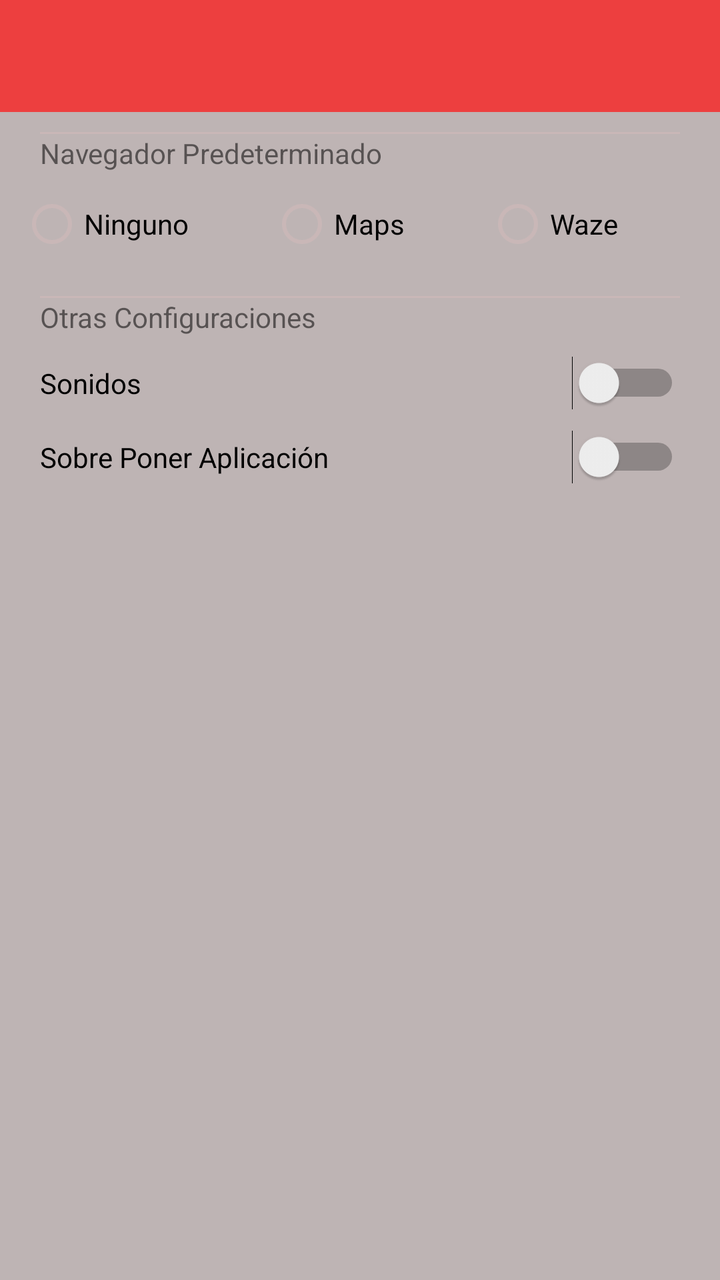
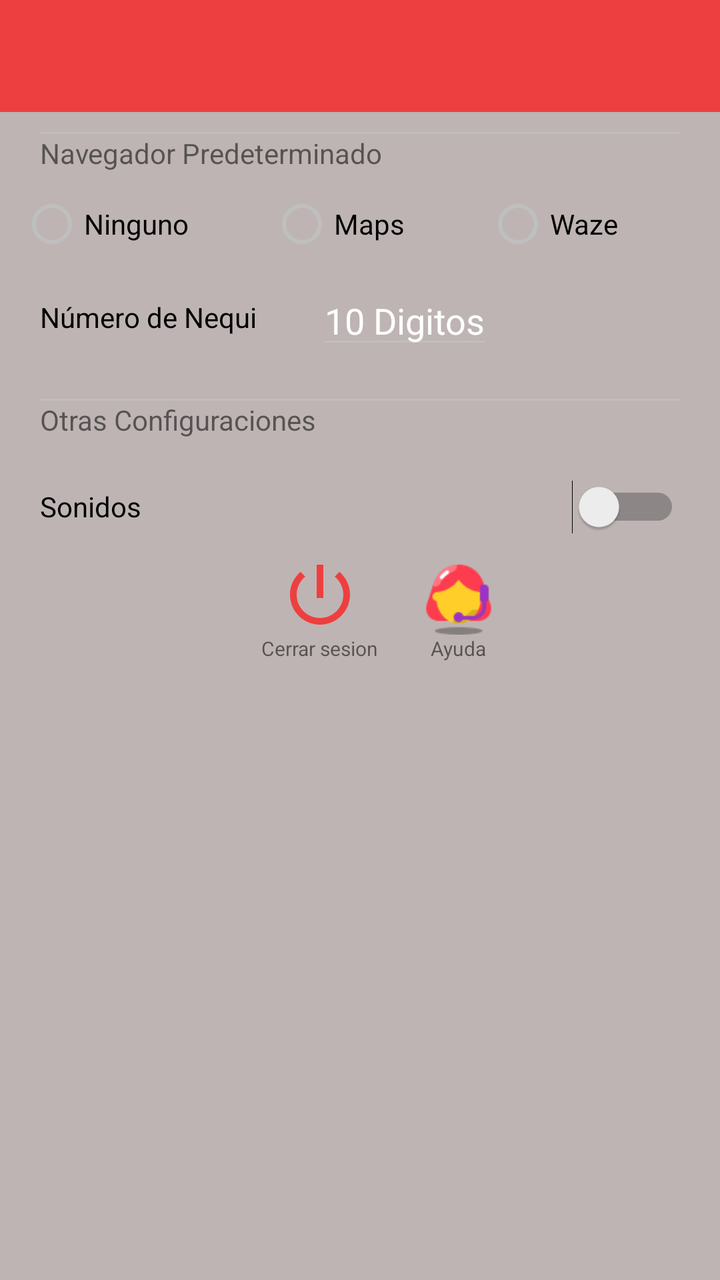

An Android layout rendered at two revisions. The XML below is the earlier revision; the diff shows what the commit changed to produce the second picture.
<!-- AndroidManifest.xml: application theme Theme.ToonsConductor -->
<!-- res/layout/activity_configuracion.xml -->
<?xml version="1.0" encoding="utf-8"?>
<LinearLayout xmlns:android="http://schemas.android.com/apk/res/android"
    xmlns:app="http://schemas.android.com/apk/res-auto"
    xmlns:tools="http://schemas.android.com/tools"
    android:layout_width="match_parent"
    android:layout_height="match_parent"
    android:orientation="vertical"
    android:background="@color/red_fondo"
    tools:context=".activitys.configuracion.Configuracion">


    <com.google.android.material.appbar.AppBarLayout
        android:layout_width="match_parent"
        android:layout_height="wrap_content">
        <androidx.appcompat.widget.Toolbar
            android:id="@+id/toolbar"
            android:layout_width="match_parent"
            android:layout_height="wrap_content" />
    </com.google.android.material.appbar.AppBarLayout>

    <View
        android:layout_width="match_parent"
        android:layout_height="1dp"
        android:background="@color/grey"
        android:layout_marginTop="10dp"
        android:layout_marginRight="20dp"
        android:layout_marginLeft="20dp" />

    <TextView
        android:layout_width="match_parent"
        android:layout_height="wrap_content"
        android:layout_marginLeft="20dp"
        android:text="Navegador Predeterminado" />

    <RadioGroup
        android:layout_width="match_parent"
        android:layout_height="wrap_content"
        android:orientation="horizontal"
        android:layout_margin="10dp">

        <RadioButton
            android:id="@+id/radioNinguno"
            android:layout_width="wrap_content"
            android:layout_height="wrap_content"
            android:layout_weight="1"
            android:text="Ninguno" />
        <RadioButton
            android:id="@+id/radioMaps"
            android:layout_width="wrap_content"
            android:layout_height="wrap_content"
            android:layout_weight="1"
            android:text="Maps" />
        <RadioButton
            android:id="@+id/radioWaze"
            android:layout_width="wrap_content"
            android:layout_height="wrap_content"
            android:layout_weight="1"
            android:text="Waze" />
    </RadioGroup>

    <View
        android:layout_width="match_parent"
        android:layout_height="1dp"
        android:background="@color/grey"
        android:layout_marginTop="10dp"
        android:layout_marginRight="20dp"
        android:layout_marginLeft="20dp" />
    <TextView
        android:layout_width="match_parent"
        android:layout_height="wrap_content"
        android:layout_marginLeft="20dp"
        android:text="Otras Configuraciones" />

    <Switch
        android:id="@+id/switchSonidos"
        android:layout_width="match_parent"
        android:layout_height="wrap_content"
        android:layout_marginTop="10dp"
        android:layout_marginRight="20dp"
        android:layout_marginLeft="20dp"
        android:text="Sonidos" />
    <Switch
        android:id="@+id/switchSobrePoner"
        android:layout_width="match_parent"
        android:layout_height="wrap_content"
        android:layout_marginTop="10dp"
        android:layout_marginRight="20dp"
        android:layout_marginLeft="20dp"
        android:text="Sobre Poner Aplicación" />


</LinearLayout>
<!-- resources referenced by this layout -->
<resources>
  <color name="grey">#C9B7B7</color>
  <color name="red_fondo">#BEB4B4</color>
  <style name="Theme.ToonsConductor" parent="Base.Theme.ToonsConductor" />
  <style name="Base.Theme.ToonsConductor" parent="Theme.AppCompat.Light.NoActionBar">
          
          <item name="colorPrimary">@color/rojo</item>
          <item name="colorPrimaryVariant">@color/white</item>
          <item name="colorOnPrimary">@color/white</item>
          
          <item name="colorSecondary">@color/black</item>
          <item name="colorSecondaryVariant">@color/rojo</item>
          <item name="colorOnSecondary">@color/black</item>
  
          <item name="android:statusBarColor">?attr/colorPrimary</item>
          <item name="colorControlNormal">@color/grey</item>
          <item name="colorControlActivated">@color/rojo</item>
          <item name="colorControlHighlight">@color/white</item>
          <item name="android:textColorHint">@color/white</item>
          <item name="android:progressBarStyle">@style/CustomProgressBar</item>
  
      </style>
  <color name="rojo">#EEF13737</color>
  <color name="white">#FFFFFFFF</color>
  <color name="black">#FF000000</color>
  <style name="CustomProgressBar" parent="@android:style/Widget.ProgressBar">
          <item name="android:backgroundTint">@color/red</item>
      </style>
  <color name="red">#FF1739</color>
</resources>

<!-- the commit's change to res/layout/activity_configuracion.xml (unified diff, before → after) -->
@@ -33,36 +33,72 @@
         android:text="Navegador Predeterminado" />
 
     <RadioGroup
+        android:id="@+id/radioGroupNavegador"
         android:layout_width="match_parent"
         android:layout_height="wrap_content"
         android:orientation="horizontal"
         android:layout_margin="10dp">
 
         <RadioButton
-            android:id="@+id/radioNinguno"
+            android:id="@+id/NavegadorNinguno"
             android:layout_width="wrap_content"
             android:layout_height="wrap_content"
             android:layout_weight="1"
             android:text="Ninguno" />
         <RadioButton
-            android:id="@+id/radioMaps"
+            android:id="@+id/NavegadorMaps"
             android:layout_width="wrap_content"
             android:layout_height="wrap_content"
             android:layout_weight="1"
             android:text="Maps" />
         <RadioButton
-            android:id="@+id/radioWaze"
+            android:id="@+id/NavegadorWaze"
             android:layout_width="wrap_content"
             android:layout_height="wrap_content"
             android:layout_weight="1"
             android:text="Waze" />
     </RadioGroup>
 
+    <LinearLayout
+        android:layout_width="match_parent"
+        android:layout_height="wrap_content"
+        android:orientation="horizontal">
+
+        <TextView
+            android:layout_width="wrap_content"
+            android:layout_height="wrap_content"
+            android:layout_marginLeft="20dp"
+            android:layout_gravity="center"
+            android:textColor="@color/black"
+            android:text="Número de Nequi" />
+
+        <EditText
+            android:id="@+id/editTextTelefono"
+            android:layout_width="wrap_content"
+            android:layout_height="wrap_content"
+            android:layout_gravity="center"
+            android:layout_marginLeft="30dp"
+            android:layout_marginRight="30dp"
+            android:inputType="phone"
+            android:hint="10 Digitos" />
+
+        <Button
+            android:visibility="gone"
+            android:layout_margin="8dp"
+            android:id="@+id/button_cambiarNequi"
+            android:layout_width="wrap_content"
+            android:layout_height="wrap_content"
+            android:layout_marginLeft="30dp"
+            android:background="@drawable/boton_redondo"
+            android:textColor="@color/white"
+            android:text="Cambiar" />
+    </LinearLayout>
+
     <View
         android:layout_width="match_parent"
         android:layout_height="1dp"
         android:background="@color/grey"
-        android:layout_marginTop="10dp"
+        android:layout_marginTop="20dp"
         android:layout_marginRight="20dp"
         android:layout_marginLeft="20dp" />
     <TextView
@@ -77,16 +113,63 @@
         android:layout_height="wrap_content"
         android:layout_marginTop="10dp"
         android:layout_marginRight="20dp"
+        android:layout_gravity="center"
         android:layout_marginLeft="20dp"
+        android:minHeight="48dp"
         android:text="Sonidos" />
-    <Switch
-        android:id="@+id/switchSobrePoner"
+
+    <LinearLayout
         android:layout_width="match_parent"
         android:layout_height="wrap_content"
-        android:layout_marginTop="10dp"
-        android:layout_marginRight="20dp"
-        android:layout_marginLeft="20dp"
-        android:text="Sobre Poner Aplicación" />
+        android:layout_gravity="center"
+        android:gravity="center"
+        android:orientation="horizontal">
+
+    <LinearLayout
+        android:id="@+id/linearLayoutLogout"
+        android:layout_width="wrap_content"
+        android:layout_height="wrap_content"
+        android:layout_gravity="center"
+        android:gravity="center"
+
+        android:layout_marginStart="20dp"
+        android:orientation="vertical">
+
+        <ImageView
+            android:layout_width="40dp"
+            android:layout_height="40dp"
+            android:src="@drawable/ic_power" />
+
+        <TextView
+            android:layout_width="wrap_content"
+            android:layout_height="wrap_content"
+            android:text="Cerrar sesion"
+            android:textSize="10sp" />
+
+    </LinearLayout>
 
 
+    <LinearLayout
+        android:id="@+id/linearLayoutAyuda"
+        android:layout_width="wrap_content"
+        android:layout_height="wrap_content"
+        android:layout_gravity="center"
+        android:gravity="center"
+        android:layout_marginStart="20dp"
+        android:orientation="vertical">
+
+        <ImageView
+            android:layout_width="40dp"
+            android:layout_height="40dp"
+            android:src="@drawable/ic_ayuda" />
+
+        <TextView
+            android:layout_width="wrap_content"
+            android:layout_height="wrap_content"
+            android:text="Ayuda"
+            android:textSize="10sp" />
+    </LinearLayout>
+
+    </LinearLayout>
+
 </LinearLayout>
<!-- resource entries referenced after the edit -->
@@ -1,6 +1,6 @@
 <!-- resources referenced by this layout -->
 <resources>
-  <color name="grey">#C9B7B7</color>
+  <color name="grey">#BFBFBF</color>
   <color name="red_fondo">#BEB4B4</color>
   <style name="Theme.ToonsConductor" parent="Base.Theme.ToonsConductor" />
   <style name="Base.Theme.ToonsConductor" parent="Theme.AppCompat.Light.NoActionBar">
@@ -23,6 +23,21 @@
       </style>
   <color name="rojo">#EEF13737</color>
   <color name="white">#FFFFFFFF</color>
+  <!-- drawable boton_redondo (drawable) -->
+  <?xml version="1.0" encoding="utf-8"?>
+  <shape
+      xmlns:android="http://schemas.android.com/apk/res/android">
+  
+      <corners android:radius="50dp"></corners>
+      <solid android:color="@color/rojo"></solid>
+  </shape>
+  <!-- drawable ic_ayuda: png bitmap (drawable, 2019 bytes) -->
+  <!-- drawable ic_power (drawable) -->
+  <vector android:height="250dp" android:tint="@color/rojo"
+      android:viewportHeight="24" android:viewportWidth="24"
+      android:width="250dp" xmlns:android="http://schemas.android.com/apk/res/android">
+      <path android:fillColor="@android:color/white" android:pathData="M13,3h-2v10h2L13,3zM17.83,5.17l-1.42,1.42C17.99,7.86 19,9.81 19,12c0,3.87 -3.13,7 -7,7s-7,-3.13 -7,-7c0,-2.19 1.01,-4.14 2.58,-5.42L6.17,5.17C4.23,6.82 3,9.26 3,12c0,4.97 4.03,9 9,9s9,-4.03 9,-9c0,-2.74 -1.23,-5.18 -3.17,-6.83z"/>
+  </vector>
   <color name="black">#FF000000</color>
   <style name="CustomProgressBar" parent="@android:style/Widget.ProgressBar">
           <item name="android:backgroundTint">@color/red</item>
